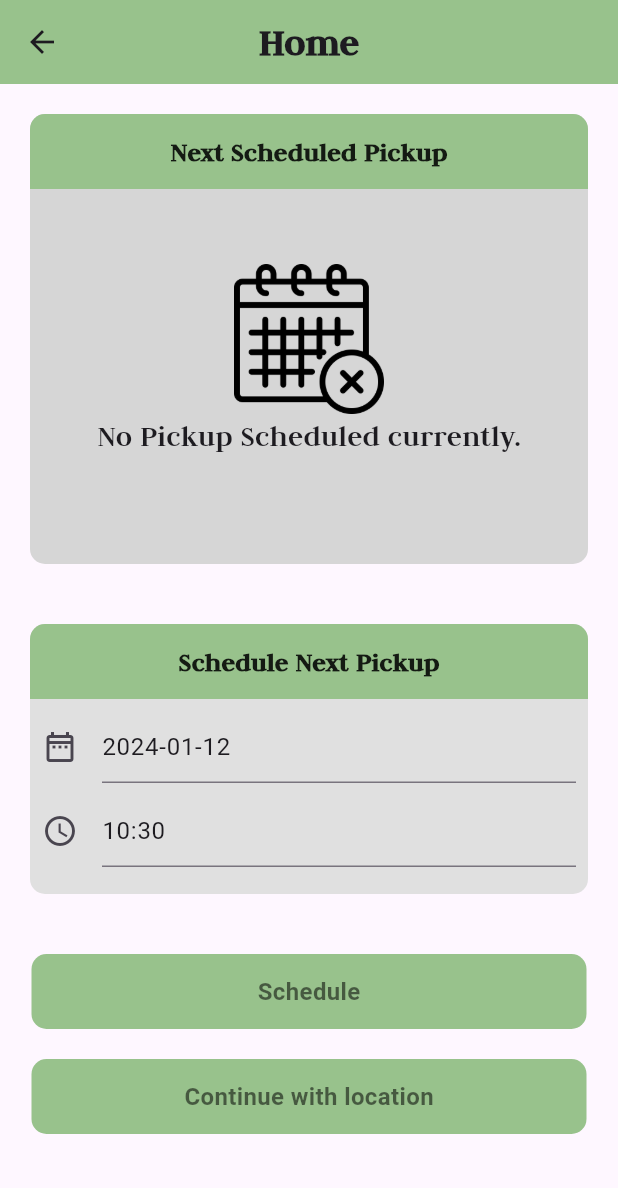
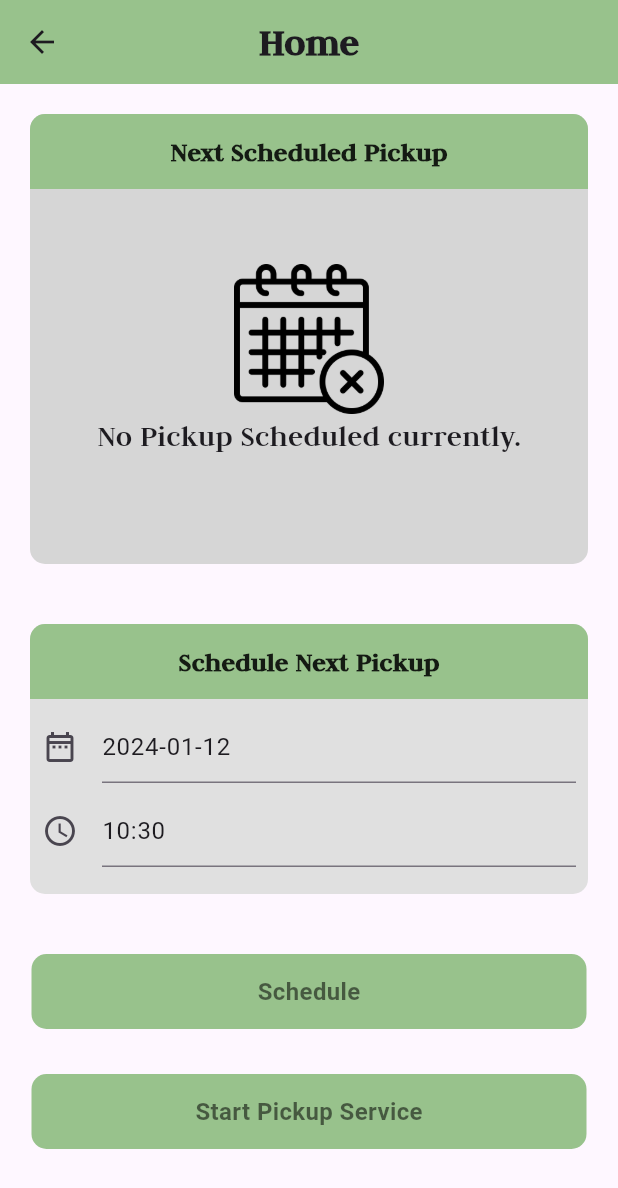
Before and after one commit to Stage-Freak/ENG7, a Flutter app: the HomePage screen opened directly, on a phone screen of 412 x 824 dp. Shown: the top 1188 px of the screen. Run offline on Flutter 3.47's test engine with Material 3 defaults, Android fonts, the phone set to English and light mode, and no system bars; our stand-ins replace cloud_firestore, firebase_core, firebase_messaging, flutter_local_notifications, flutter_map, geolocator and 2 more; accounts and stored records are empty.

Commit message:
basic ui fixes

```diff
--- a/notify/lib/Pages/home_page.dart
+++ b/notify/lib/Pages/home_page.dart
@@ -48,7 +48,8 @@ class _HomePageState extends State<HomePage> {
         centerTitle: true,
         backgroundColor: const Color(0xFF98C28C),
       ),
-      body: Column(
+      body: SingleChildScrollView(
+        child: Column(
           children: [
             // Next Pickup
             Padding(
@@ -125,13 +126,13 @@ class _HomePageState extends State<HomePage> {
                               child: ListView(
                                 children: [
                                   Padding(
-                                  padding: const EdgeInsets.all(16.0),
+                                    padding: const EdgeInsets.all(20.0),
                                     child: Column(
                                       children: [
                                         Align(
                                           alignment: Alignment.centerLeft,
                                           child: Text(
-                                          'Date: ${additionalData['Date']}',
+                                            'Scheduled Date: ${additionalData['Date']}',
                                             style: const TextStyle(
                                               fontWeight: FontWeight.w900,
                                               fontSize: 18,
@@ -145,7 +146,7 @@ class _HomePageState extends State<HomePage> {
                                         Align(
                                           alignment: Alignment.centerLeft,
                                           child: Text(
-                                          'Time: ${additionalData['Time']}',
+                                            'Scheduled Time: ${additionalData['Time']}',
                                             style: const TextStyle(
                                               fontWeight: FontWeight.w900,
                                               fontSize: 18,
@@ -304,14 +305,15 @@ class _HomePageState extends State<HomePage> {
               },
               buttonText: "Schedule",
             ),
-          const SizedBox(height: 20,),
+            const SizedBox(height: 30,),
             PrimaryButton(
                 onTap: () {
                   Navigator.push(
                       context,
                       MaterialPageRoute(builder: (context) => CurrentLocationMapPage()));
-              }, buttonText: 'Continue with location')
+                }, buttonText: 'Start Pickup Service',)
           ],
+        ),
       ),
     );
   }
```
Also changed, not shown: notify/lib/Pages/CurrentLocationMapPage.dart (+12 -3 lines). Lines whose indentation alone changed are shown as unchanged.
